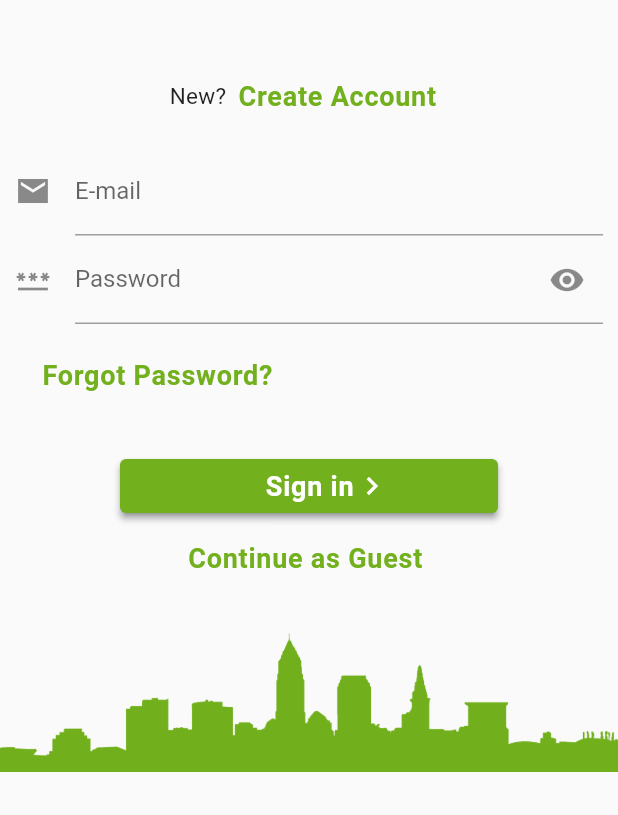
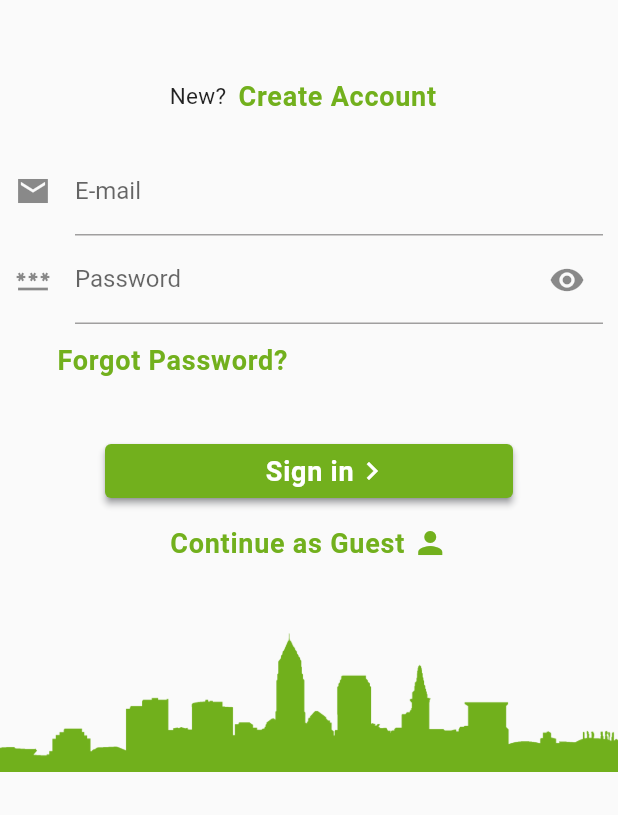
Before and after one commit to Dane-Halverson/SoftwareJobApp, a Flutter app: the screen it shows after launch, on a phone screen of 412 x 824 dp, the part 315-1130 px from its top. Run offline on Flutter 3.47's test engine with Material 2 defaults, Android fonts, the phone set to English and light mode, and no system bars; our stand-ins replace bloc, cloud_firestore, firebase_auth, firebase_core, flutter_bloc, flutter_slider_drawer and 3 more; missing offline and left inert: flutter_animated_icons; accounts and stored records are empty; generated files the repository leaves out were written again; network calls fail; Roboto replaces fonts that are missing (Poppins); statements that could not run were skipped.

Commit message:
sign in buttons now work
still missing forgot password + errors

```diff
--- a/lib/ui/SignIn.dart
+++ b/lib/ui/SignIn.dart
@@ -1,8 +1,10 @@
 import 'package:flutter/material.dart';
-import 'themes.dart';
-import 'CreateAccount.dart';
+import 'package:flutter_bloc/flutter_bloc.dart';
+import '../app/bloc/app_blocs.dart';
+import '../app/bloc/app_events.dart';
 
 class SignIn extends StatelessWidget {
+
   @override
   Widget build(BuildContext context) {
     return Scaffold(
@@ -25,56 +27,14 @@ class SignIn extends StatelessWidget {
                         children: [
                         const Text('New?'),
                         TextButton(onPressed: (){
-
+                            //needs to actually call the page
+                          BlocProvider.of<AppBloc>(context).add(
+                            const GuestWantsToRegisterEvent()
+                          );
                         },
                             child: const Text('Create Account')),]
                       ),
                       SignInStateful(key: super.key),
-                      Padding(
-                        padding: const EdgeInsets.symmetric(horizontal: 20),
-                        child: Row(
-                          mainAxisAlignment: MainAxisAlignment.start,
-                          crossAxisAlignment: CrossAxisAlignment.center,
-                          children: [
-                            TextButton(onPressed: (){},
-                                child: const Text('Forgot Password?')),
-                          ],
-                        ),
-                      ),
-                      const SizedBox(width: 20),
-                    Padding(
-                        padding: const EdgeInsets.symmetric(horizontal: 80, vertical: 26),
-                        child:
-                      Column(
-                        children: [
-                          ElevatedButton(
-                            child: Row(
-                                mainAxisAlignment: MainAxisAlignment.center,
-                                children: const [
-                                  Text(
-                                    '     Sign in',
-                                  ),
-                                  Icon(Icons.keyboard_arrow_right,
-                                      size: 24.0),]
-                            ),
-                            onPressed: () {
-                              //runApp(CreateAccountPage(key: super.key));
-                            },
-                          ),
-                          TextButton(
-                            child: Row(
-                                mainAxisAlignment: MainAxisAlignment.center,
-                                children: const [
-                                  Text(
-                                    'Continue as Guest ',
-                                  ),]
-                            ),
-                            onPressed: () {
-                              //runApp(CreateAccountPage(key: super.key));
-                            },
-                          ),
-                        ],
-                      )),
                       Image.asset('assets/citysky.png')
                     ])));
   }
@@ -91,6 +51,10 @@ class SignInStateful extends StatefulWidget{
 class _SignInStatefulWidgetState extends State<SignInStateful>{
 
   var passwordVis = true;
+  final _formKey = GlobalKey<FormState>();
+
+  String _email = '';
+  String _password = '';
 
   @override
   void initState(){
@@ -100,18 +64,24 @@ class _SignInStatefulWidgetState extends State<SignInStateful>{
 
   @override
   Widget build(BuildContext context){
-
     return Padding(
      padding: const EdgeInsets.all(10),
      child: Column(
+       key: _formKey,
        mainAxisAlignment: MainAxisAlignment.center,
        children: [
          TextFormField(
+           onChanged: (value) {
+             _email = value.toString();
+           },
            decoration: const InputDecoration(
              icon: Icon(Icons.email_sharp),
              labelText: 'E-mail',
          ),),
          TextFormField(
+           onChanged: (value){
+             _password = value.toString();
+           },
            obscureText: passwordVis,
            decoration: InputDecoration(
              icon: const Icon(Icons.password_sharp),
@@ -124,7 +94,59 @@ class _SignInStatefulWidgetState extends State<SignInStateful>{
                           );
                   })
                   ),
-         )
+         ),
+         Padding(
+           padding: const EdgeInsets.symmetric(horizontal: 20),
+           child: Row(
+             mainAxisAlignment: MainAxisAlignment.start,
+             crossAxisAlignment: CrossAxisAlignment.center,
+             children: [
+               TextButton(onPressed: (){
+                 //NEED TO IMPLEMENT A FORGOT PASSWORD FUNCT
+               },
+                   child: const Text('Forgot Password?')),
+             ],
+           ),
+         ),
+         const SizedBox(width: 20),
+         Padding(
+             padding: const EdgeInsets.symmetric(horizontal: 60, vertical: 26),
+             child:
+             Column(
+               children: [
+                 ElevatedButton(
+                   child: Row(
+                       mainAxisAlignment: MainAxisAlignment.center,
+                       children: const [
+                         Text(
+                           '     Sign in',
+                         ),
+                         Icon(Icons.keyboard_arrow_right,
+                             size: 24.0),]
+                   ),
+                   onPressed: () {
+                     BlocProvider.of<AppBloc>(context).add(
+                         UserLoggedInEvent(email: _email, password: _password)
+                     );
+                   },
+                 ),
+                 TextButton(
+                   child: Row(
+                       mainAxisAlignment: MainAxisAlignment.center,
+                       children: const [
+                         Text(
+                           'Continue as Guest ',
+                         ),
+                         Icon(Icons.person, size: 24.0)]
+                   ),
+                   onPressed: () {
+                     BlocProvider.of<AppBloc>(context).add(
+                         const GuestLoggedInEvent()
+                     );
+                   },
+                 ),
+               ],
+             ))
        ],
      ) ,
     );
```
